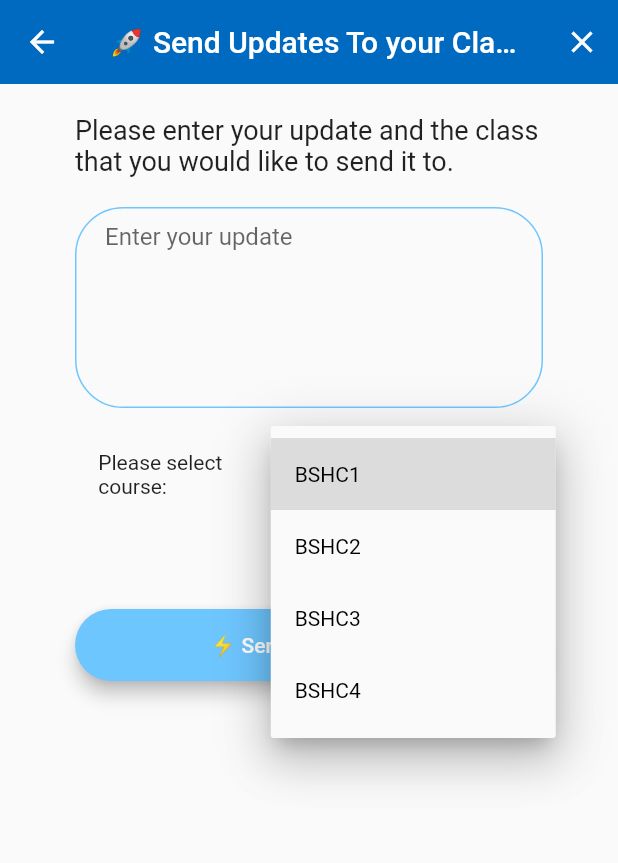
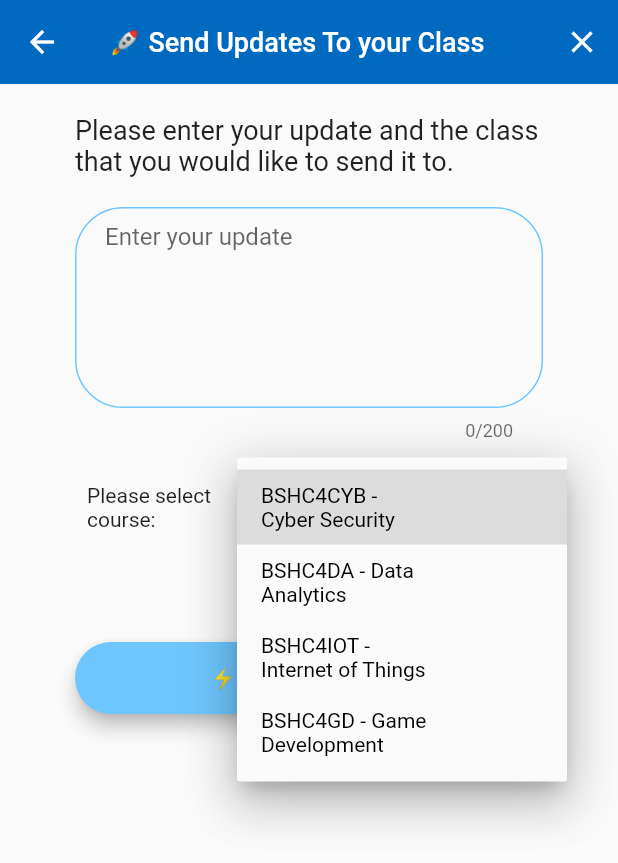
Before and after one commit to chen714/NCI-Fresh-Start-, a Flutter app: the SendUpdate screen opened directly, after a tap on the "keyboard arrow down" icon, on a phone screen of 412 x 824 dp. Shown: the top 863 px of the screen. Run offline on Flutter 3.47's test engine with Material 2 defaults, Android fonts, the phone set to English and light mode, and no system bars; drawn by our look-alikes of overlay_support; our stand-ins replace animated_text_kit, cached_network_image, circular_profile_avatar, cloud_firestore, firebase_auth, firebase_messaging and 6 more; missing offline and left inert: easy_web_view, encrypt, flutter_dialogflow, password_compromised; accounts and stored records are empty.

Commit message:
redesign of coursecodes

```diff
--- a/chatRoomApp/lib/constants/courseCode.dart
+++ b/chatRoomApp/lib/constants/courseCode.dart
@@ -1,6 +1,6 @@
 final List<String> kCourseCode = [
-  'BSHC1',
-  'BSHC2',
-  'BSHC3',
-  'BSHC4',
+  'BSHC4CYB - Cyber Security',
+  'BSHC4DA - Data Analytics',
+  'BSHC4IOT - Internet of Things',
+  'BSHC4GD - Game Development ',
 ];
--- a/chatRoomApp/lib/screens/home/send_updates.dart
+++ b/chatRoomApp/lib/screens/home/send_updates.dart
@@ -4,6 +4,7 @@ import 'package:flash_chat/models/message.dart';
 import 'package:flash_chat/models/user.dart';
 import 'package:flash_chat/services/CommunicationService.dart';
 import 'package:flash_chat/services/authService.dart';
+import 'package:flash_chat/validators/textFormFieldValidators.dart';
 import 'package:flutter/material.dart';
 import 'package:flash_chat/constants/constants.dart';
 import 'package:flash_chat/components/RoundedButton.dart';
@@ -25,6 +26,7 @@ class _SendUpdateState extends State<SendUpdate> {
   //form value
   String _message;
   String _courseCode;
+  String _courseCodeDescription;
   String _error = '';
 
   @override
@@ -35,7 +37,10 @@ class _SendUpdateState extends State<SendUpdate> {
       appBar: AppBar(
         backgroundColor: kPrimaryColourDark,
         elevation: 0.0,
-        title: Text('🚀 Send Updates To your Class'),
+        title: Text(
+          '🚀 Send Updates To your Class',
+          style: TextStyle(fontSize: 18),
+        ),
         actions: <Widget>[
           IconButton(
               icon: Icon(Icons.close),
@@ -63,10 +68,13 @@ class _SendUpdateState extends State<SendUpdate> {
                   ),
                   TextFormField(
                     maxLines: 6,
+                    maxLength: 200,
+                    maxLengthEnforced: true,
                     decoration: kTextFieldDecoration.copyWith(
                       hintText: 'Enter your update',
                     ),
-                    validator: (value) => value.isEmpty ? 'Required' : null,
+                    validator: (value) =>
+                        TextFormFieldValidator.validateUpdate(value),
                     onChanged: (value) {
                       setState(() {
                         _message = value;
@@ -90,25 +98,31 @@ class _SendUpdateState extends State<SendUpdate> {
                           ),
                         ),
                         SizedBox(
-                          width: 150,
+                          width: 180,
                           child: DropdownButtonFormField(
                             validator: (value) =>
                                 value == null ? 'Required' : null,
                             decoration: kTextFieldDecoration,
-                            value: _courseCode,
+                            value: _courseCodeDescription,
                             icon: Icon(Icons.keyboard_arrow_down),
+                            itemHeight: 50,
                             iconSize: 24,
                             elevation: 16,
                             style: TextStyle(color: Colors.black),
                             onChanged: (String newValue) {
                               setState(() {
-                                _courseCode = newValue;
+                                _courseCodeDescription = newValue;
+                                int _courseCodeIndex = newValue.indexOf('-');
+                                _courseCode = newValue
+                                    .substring(0, _courseCodeIndex)
+                                    .trim();
                               });
                             },
                             items: kCourseCode.map((courCode) {
                               return DropdownMenuItem(
                                 value: courCode,
-                                child: Text('$courCode'),
+                                child: Container(
+                                    width: 116, child: Text('$courCode')),
                               );
                             }).toList(),
                           ),
```
Also changed, not shown: chatRoomApp/lib/screens/auth_screens/setUserData.dart (+10 -4 lines).
